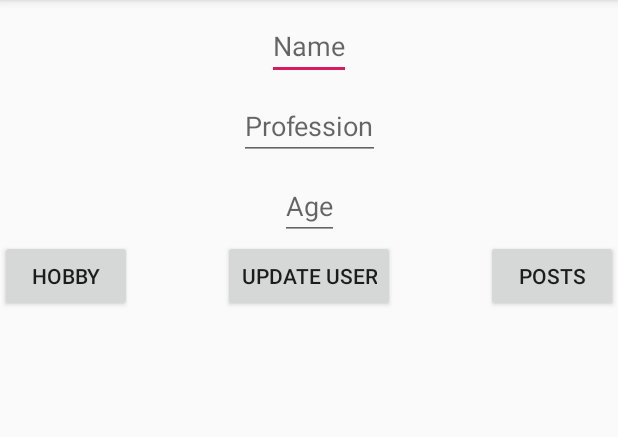
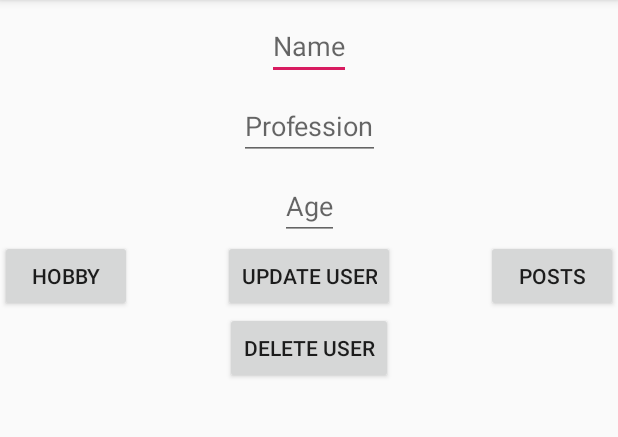
Before and after one commit to liangyu722/GraphqlAndroidClient, an Android app: the DetailActivity screen opened directly, with no data from a screen before it, on a phone screen of 412 x 824 dp, the part 84-521 px from its top. Run offline under Robolectric (Android 15) with nearby library versions, the phone set to English and light mode, and no system bars; libraries missing offline, so code that uses them is left out: com.apollographql.apollo.

Commit message:
Add update and delete user mutation

```diff
--- a/app/src/main/java/com/liang/android/clientgqlapp/ui/AddUserActivity.kt
+++ b/app/src/main/java/com/liang/android/clientgqlapp/ui/AddUserActivity.kt
@@ -15,7 +15,7 @@ import kotlinx.coroutines.*
 
 class AddUserActivity : AppCompatActivity() {
 
-    private lateinit var job: Job
+    private var job: Job? = null
 
     override fun onCreate(savedInstanceState: Bundle?) {
         super.onCreate(savedInstanceState)
@@ -33,7 +33,7 @@ class AddUserActivity : AppCompatActivity() {
 
             val newUser = ApolloClient
                 .instance
-                .mutate(AdduserMutation(name, Integer.parseInt(age), Input.fromNullable(profession)))
+                .mutate(AddUserMutation(name, Integer.parseInt(age), Input.fromNullable(profession)))
                 .toDeferred()
                 .await()
 
@@ -56,7 +56,7 @@ class AddUserActivity : AppCompatActivity() {
     }
 
     override fun onDestroy() {
-        job.cancel()
+        job?.cancel()
         super.onDestroy()
     }
 }
--- a/app/src/main/res/layout/detail_main.xml
+++ b/app/src/main/res/layout/detail_main.xml
@@ -60,13 +60,22 @@
         app:layout_constraintStart_toEndOf="@+id/dets_hobby_btn"
         app:layout_constraintTop_toTopOf="@+id/dets_hobby_btn" />
 
+    <Button
+        android:id="@+id/dets_deleteuser_btn"
+        android:layout_width="wrap_content"
+        android:layout_height="wrap_content"
+        android:text="@string/delete_user"
+        app:layout_constraintEnd_toEndOf="@+id/dets_update_user_btn"
+        app:layout_constraintStart_toStartOf="@+id/dets_update_user_btn"
+        app:layout_constraintTop_toBottomOf="@+id/dets_update_user_btn" />
+
     <androidx.recyclerview.widget.RecyclerView
         android:id="@+id/dets_hobby_rv"
         android:layout_width="match_parent"
         android:layout_height="wrap_content"
         android:layout_marginTop="8dp"
         android:visibility="gone"
-        app:layout_constraintTop_toBottomOf="@+id/dets_hobby_btn" />
+        app:layout_constraintTop_toBottomOf="@+id/dets_deleteuser_btn" />
 
     <androidx.recyclerview.widget.RecyclerView
         android:id="@+id/dets_post_rv"
@@ -74,6 +83,6 @@
         android:layout_height="wrap_content"
         android:layout_marginTop="8dp"
         android:visibility="gone"
-        app:layout_constraintTop_toBottomOf="@+id/dets_hobby_btn" />
+        app:layout_constraintTop_toBottomOf="@+id/dets_deleteuser_btn" />
 
 </androidx.constraintlayout.widget.ConstraintLayout>
--- a/app/src/main/res/values/strings.xml
+++ b/app/src/main/res/values/strings.xml
@@ -13,4 +13,5 @@
     <string name="save_post_and_hobby">Save post and hobby</string>
     <string name="add_user_and_hobby">Add user and hobby</string>
     <string name="update_user">Update User</string>
+    <string name="delete_user">Delete user</string>
 </resources>
```
Also changed, not shown: app/src/main/java/com/liang/android/clientgqlapp/ui/DetailActivity.kt (+44 -0 lines), 3 other files.
